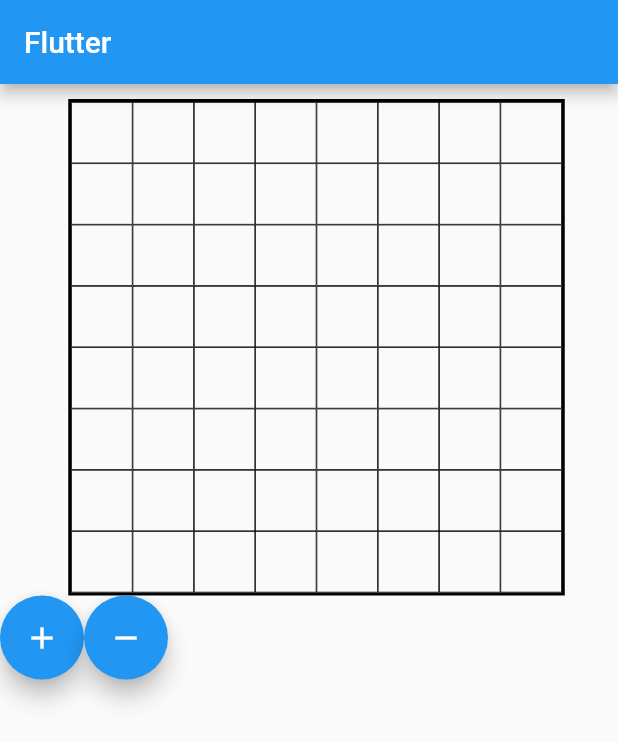
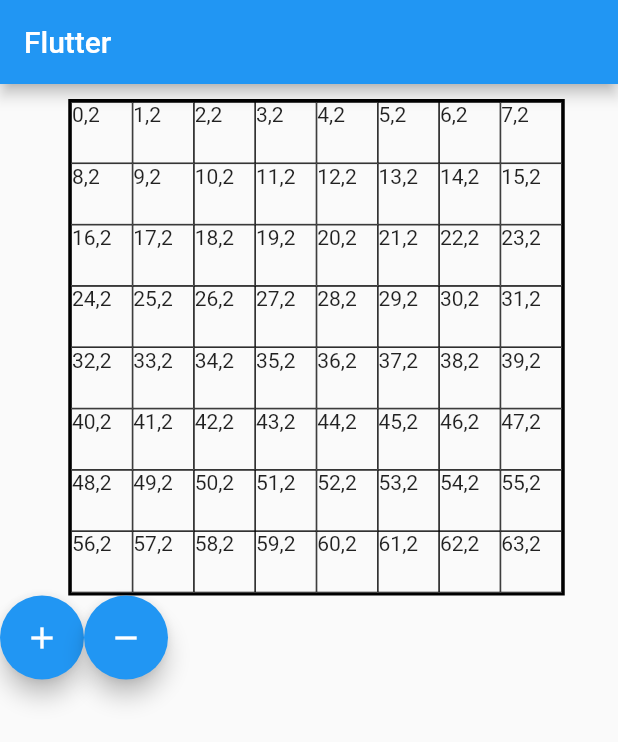
Before and after one commit to IgorOffline/FlutterHelloWorld, a Flutter app: the screen it shows after launch, after a tap on the "add" icon, on a phone screen of 412 x 824 dp. Shown: the top 742 px of the screen. Run offline on Flutter 3.47's test engine with Material 2 defaults, Android fonts, the phone set to English and light mode, and no system bars; missing offline and left inert: chess_vectors_flutter.

Commit message:
board with 2 squares

```diff
--- a/lib/main.dart
+++ b/lib/main.dart
@@ -51,10 +51,17 @@ Widget getWidgetForSquare(BoardSquare square) {
   return BlackKnight();
 }
 
-class BoardProperties {
-  double boardWidthHeight;
+class Board {
+  int size = 8;
+  double widthHeight = 320;
+  List<BoardSquare> squares = [];
 
-  BoardProperties(this.boardWidthHeight);
+  Board() {
+    squares.add(BoardSquare(
+        BoardLetter.a, BoardNumber.n1, Piece.king, PieceColor.white));
+    squares.add(BoardSquare(
+        BoardLetter.b, BoardNumber.n1, Piece.king, PieceColor.black));
+  }
 }
 
 class MyStatefulWidget extends StatefulWidget {
@@ -65,12 +72,7 @@ class MyStatefulWidget extends StatefulWidget {
 }
 
 class _MyStatefulWidgetState extends State<MyStatefulWidget> {
-  final boardSize = 8;
-  BoardProperties boardProperties = BoardProperties(320);
-  BoardSquare a1 =
-      BoardSquare(BoardLetter.a, BoardNumber.n1, Piece.king, PieceColor.white);
-  BoardSquare b1 =
-      BoardSquare(BoardLetter.b, BoardNumber.n1, Piece.king, PieceColor.black);
+  Board board = Board();
 
   @override
   Widget build(BuildContext context) {
@@ -80,53 +82,54 @@ class _MyStatefulWidgetState extends State<MyStatefulWidget> {
             mainAxisAlignment: MainAxisAlignment.spaceBetween,
             children: <Widget>[
           Container(
-            width: boardProperties.boardWidthHeight,
-            height: boardProperties.boardWidthHeight,
+            width: board.widthHeight,
+            height: board.widthHeight,
             margin:
                 const EdgeInsets.only(left: 10, top: 10, right: 0, bottom: 0),
             decoration: BoxDecoration(
                 border: Border.all(color: Colors.black, width: 2.0)),
             child: GridView.builder(
               gridDelegate: SliverGridDelegateWithFixedCrossAxisCount(
-                crossAxisCount: boardSize,
+                crossAxisCount: board.size,
               ),
-              itemBuilder: _itemBuilder,
-              itemCount: boardSize * boardSize,
+              itemBuilder: (context, index) =>
+                  _itemBuilder(context, index, board),
+              itemCount: board.size * board.size,
               physics: const NeverScrollableScrollPhysics(),
             ),
           ),
           Row(children: <Widget>[
             FloatingActionButton(
-                onPressed: () => _plus(boardProperties),
+                onPressed: () => _plus(board),
                 tooltip: '+',
                 child: const Icon(Icons.add)),
             FloatingActionButton(
-                onPressed: () => _minus(boardProperties),
+                onPressed: () => _minus(board),
                 tooltip: '-',
                 child: const Icon(Icons.remove)),
           ])
         ]));
   }
 
-  Widget _itemBuilder(BuildContext context, int index) {
+  Widget _itemBuilder(BuildContext context, int index, Board board) {
     return GridTile(
         child: Container(
-      decoration:
-          BoxDecoration(border: Border.all(color: Colors.black, width: 0.5)),
-    ));
+            decoration: BoxDecoration(
+                border: Border.all(color: Colors.black, width: 0.5)),
+            child: Text('$index,${board.squares.length}')));
   }
 
-  void _plus(BoardProperties boardProperties) {
+  void _plus(Board board) {
     setState(() {
-      boardProperties.boardWidthHeight += 11;
+      board.widthHeight += 11;
     });
-    debugPrint('_plus ${boardProperties.boardWidthHeight}');
+    debugPrint('_plus ${board.widthHeight}');
   }
 
-  void _minus(BoardProperties boardProperties) {
+  void _minus(Board board) {
     setState(() {
-      boardProperties.boardWidthHeight -= 11;
+      board.widthHeight -= 11;
     });
-    debugPrint('_minus ${boardProperties.boardWidthHeight}');
+    debugPrint('_minus ${board.widthHeight}');
   }
 }
```
